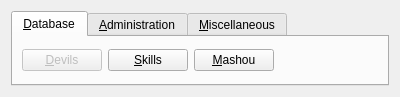
Old version of the form client/ui/Taskbar.ui in the repository erikku/frosty.
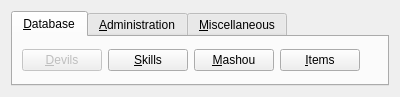
New version of the form.

Patch:
```diff
--- a/client/ui/Taskbar.ui
+++ b/client/ui/Taskbar.ui
@@ -45,6 +45,13 @@
          </property>
         </widget>
        </item>
+       <item>
+        <widget class="QPushButton" name="itemsButton">
+         <property name="text">
+          <string>&amp;Items</string>
+         </property>
+        </widget>
+       </item>
        <item>
         <spacer>
          <property name="orientation">
```
